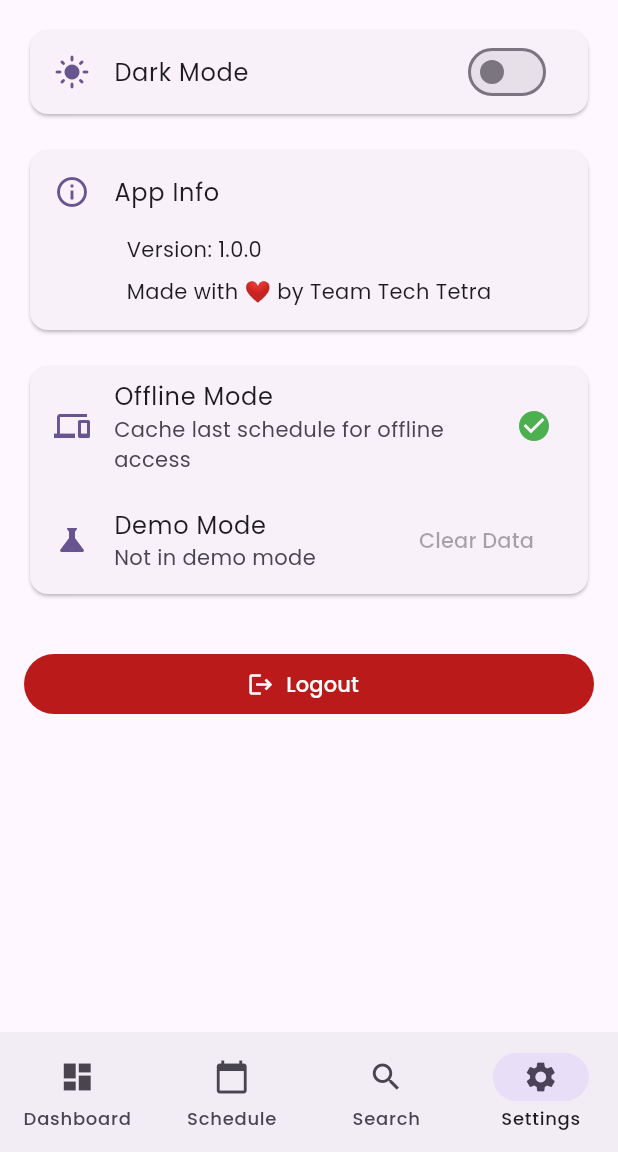
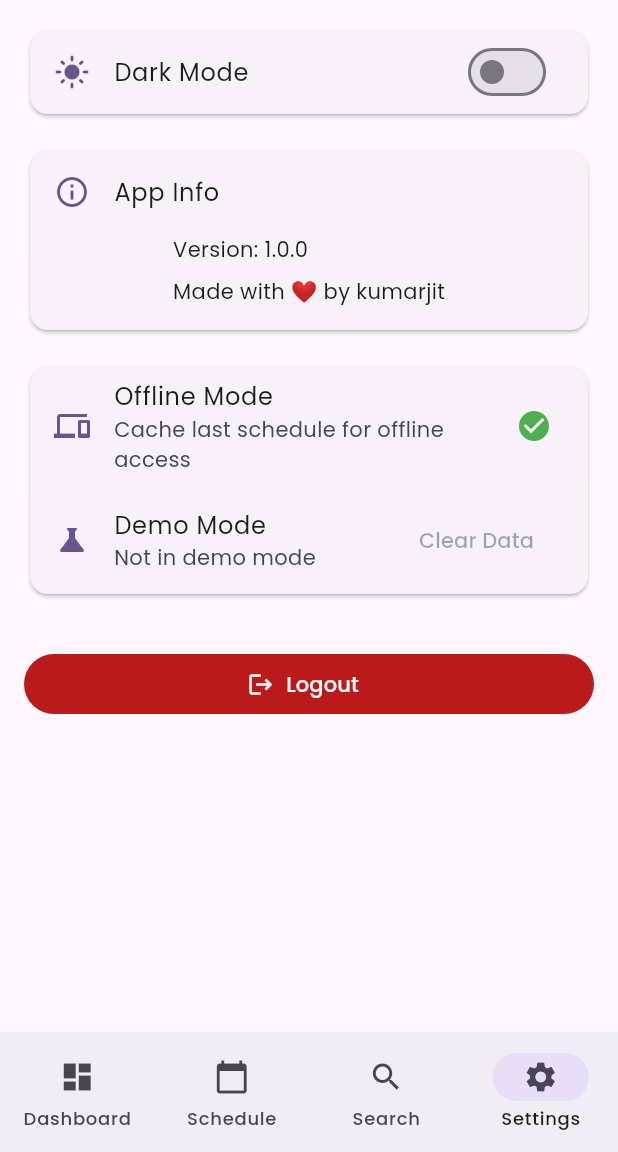
Before and after one commit to Kumarjit-Hazra/Sched-Mate, a Flutter app: the HomeScreen screen opened directly, item 4 of the bottom bar chosen, on a phone screen of 412 x 824 dp, the part 84-1236 px from its top. Run offline on Flutter 3.47's test engine with Material 3 defaults, Android fonts, the phone set to English and light mode, and no system bars; our stand-ins replace animated_splash_screen, connectivity_plus, google_fonts, pdf, shared_preferences, table_calendar; missing offline and left inert: excel; accounts and stored records are empty.

Commit message:
2nd commit

```diff
--- a/lib/screens/auth/login_screen.dart
+++ b/lib/screens/auth/login_screen.dart
@@ -369,7 +369,7 @@ class _LoginScreenState extends State<LoginScreen> {
 
                   // Made with love
                   const Text(
-                    'Made with ❤️ by team tech tetra',
+                    'Made with ❤️ by kumarjit',
                     textAlign: TextAlign.center,
                     style: TextStyle(fontSize: 12, fontWeight: FontWeight.w500),
                   ),
--- a/lib/screens/home/widgets/settings_view.dart
+++ b/lib/screens/home/widgets/settings_view.dart
@@ -58,7 +58,7 @@ class SettingsView extends StatelessWidget {
                   children: [
                     Text('Version: 1.0.0'),
                     SizedBox(height: 8),
-                    Text('Made with ❤️ by Team Tech Tetra'),
+                    Text('Made with ❤️ by kumarjit'),
                     SizedBox(height: 16),
                   ],
                 ),
```
Also changed, not shown: 1 other file.
